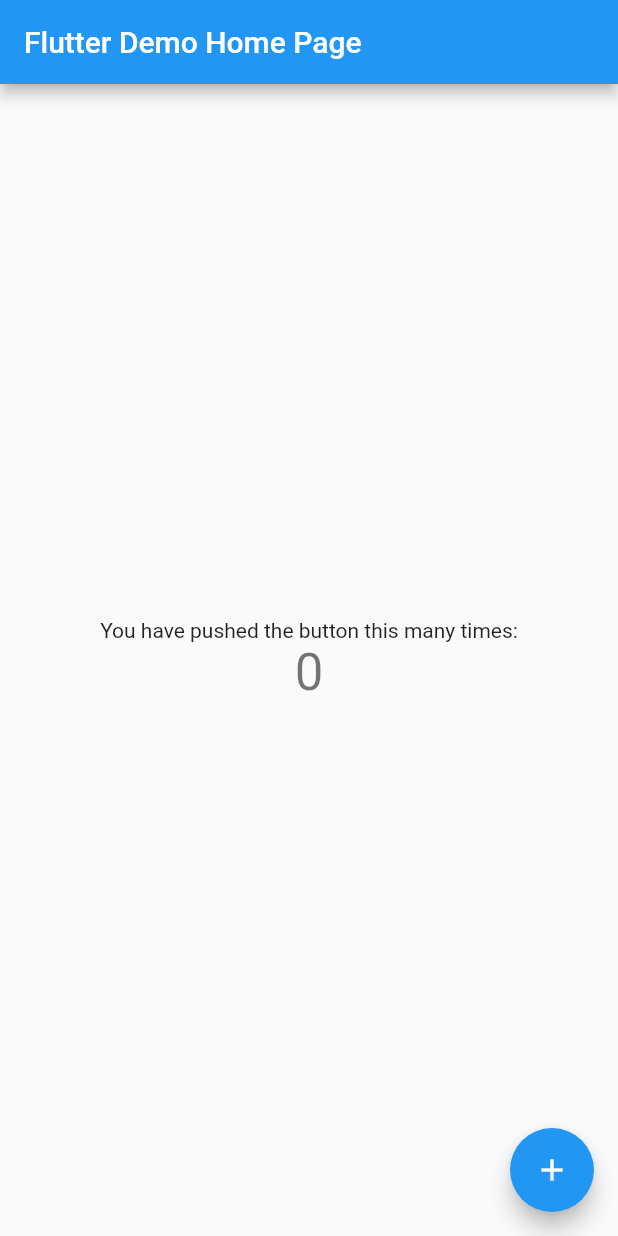
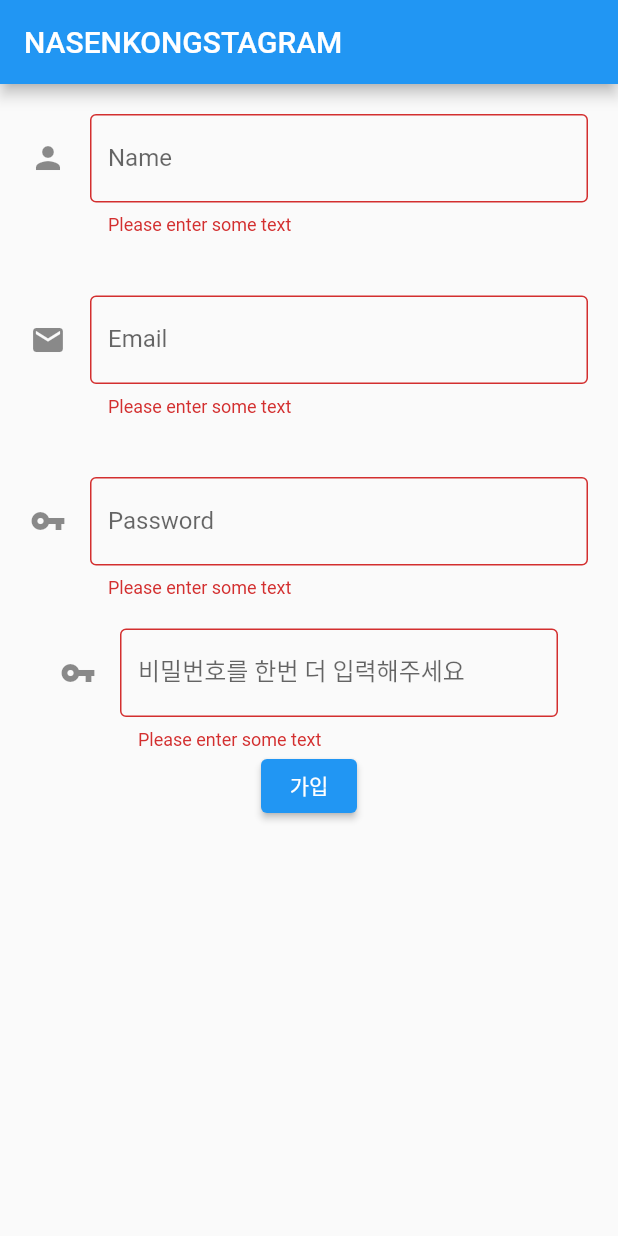
Before and after one commit to Mobile-SNS/frontend, a Flutter app: the screen it shows after launch, on a phone screen of 412 x 824 dp. Run offline on Flutter 3.47's test engine with Material 2 defaults, Android fonts, the phone set to English and light mode, and no system bars.

Commit message:
signup 구현

```diff
--- a/lib/main.dart
+++ b/lib/main.dart
@@ -1,115 +1,21 @@
 import 'package:flutter/material.dart';
 
+import 'signup_page.dart';
+
 void main() {
-  runApp(const MyApp());
+  runApp(new MyApp());
 }
 
 class MyApp extends StatelessWidget {
-  const MyApp({super.key});
-
-  // This widget is the root of your application.
   @override
   Widget build(BuildContext context) {
-    return MaterialApp(
-      title: 'Flutter Demo',
-      theme: ThemeData(
-        // This is the theme of your application.
-        //
-        // Try running your application with "flutter run". You'll see the
-        // application has a blue toolbar. Then, without quitting the app, try
-        // changing the primarySwatch below to Colors.green and then invoke
-        // "hot reload" (press "r" in the console where you ran "flutter run",
-        // or simply save your changes to "hot reload" in a Flutter IDE).
-        // Notice that the counter didn't reset back to zero; the application
-        // is not restarted.
-        primarySwatch: Colors.blue,
+    return new MaterialApp(
+      title: 'signup demo',
+      theme: new ThemeData(
+        primaryColor: Colors.black,
+
       ),
-      home: const MyHomePage(title: 'Flutter Demo Home Page'),
+      home: new SignupPage(),
     );
   }
 }
-
-class MyHomePage extends StatefulWidget {
-  const MyHomePage({super.key, required this.title});
-
-  // This widget is the home page of your application. It is stateful, meaning
-  // that it has a State object (defined below) that contains fields that affect
-  // how it looks.
-
-  // This class is the configuration for the state. It holds the values (in this
-  // case the title) provided by the parent (in this case the App widget) and
-  // used by the build method of the State. Fields in a Widget subclass are
-  // always marked "final".
-
-  final String title;
-
-  @override
-  State<MyHomePage> createState() => _MyHomePageState();
-}
-
-class _MyHomePageState extends State<MyHomePage> {
-  int _counter = 0;
-
-  void _incrementCounter() {
-    setState(() {
-      // This call to setState tells the Flutter framework that something has
-      // changed in this State, which causes it to rerun the build method below
-      // so that the display can reflect the updated values. If we changed
-      // _counter without calling setState(), then the build method would not be
-      // called again, and so nothing would appear to happen.
-      _counter++;
-    });
-  }
-
-  @override
-  Widget build(BuildContext context) {
-    // This method is rerun every time setState is called, for instance as done
-    // by the _incrementCounter method above.
-    //
-    // The Flutter framework has been optimized to make rerunning build methods
-    // fast, so that you can just rebuild anything that needs updating rather
-    // than having to individually change instances of widgets.
-    return Scaffold(
-      appBar: AppBar(
-        // Here we take the value from the MyHomePage object that was created by
-        // the App.build method, and use it to set our appbar title.
-        title: Text(widget.title),
-      ),
-      body: Center(
-        // Center is a layout widget. It takes a single child and positions it
-        // in the middle of the parent.
-        child: Column(
-          // Column is also a layout widget. It takes a list of children and
-          // arranges them vertically. By default, it sizes itself to fit its
-          // children horizontally, and tries to be as tall as its parent.
-          //
-          // Invoke "debug painting" (press "p" in the console, choose the
-          // "Toggle Debug Paint" action from the Flutter Inspector in Android
-          // Studio, or the "Toggle Debug Paint" command in Visual Studio Code)
-          // to see the wireframe for each widget.
-          //
-          // Column has various properties to control how it sizes itself and
-          // how it positions its children. Here we use mainAxisAlignment to
-          // center the children vertically; the main axis here is the vertical
-          // axis because Columns are vertical (the cross axis would be
-          // horizontal).
-          mainAxisAlignment: MainAxisAlignment.center,
-          children: <Widget>[
-            const Text(
-              'You have pushed the button this many times:',
-            ),
-            Text(
-              '$_counter',
-              style: Theme.of(context).textTheme.headline4,
-            ),
-          ],
-        ),
-      ),
-      floatingActionButton: FloatingActionButton(
-        onPressed: _incrementCounter,
-        tooltip: 'Increment',
-        child: const Icon(Icons.add),
-      ), // This trailing comma makes auto-formatting nicer for build methods.
-    );
-  }
-}
--- /dev/null
+++ b/lib/signup_page.dart
@@ -0,0 +1,194 @@
+import 'package:flutter/material.dart';
+
+void main() {
+  runApp(const SignupPage());
+}
+
+class SignupPage extends StatelessWidget {
+  const SignupPage({Key? key}) : super(key: key);
+
+  // This widget is the root of your application.
+  @override
+  Widget build(BuildContext context) {
+    return const MaterialApp(
+      title: 'Signup Demo',
+      home: FormScreen(title: 'NASENKONGSTAGRAM'),
+      color: Colors.white,
+    );
+  }
+}
+
+class FormScreen extends StatefulWidget {
+  const FormScreen({Key? key, required this.title}) : super(key: key);
+  final String title;
+
+  @override
+  State<FormScreen> createState() => _FormScreenState();
+}
+
+class _FormScreenState extends State<FormScreen> {
+  // Create a global key that uniquely identifies the Form widget and allows validation of the form.
+  // Note: This is a GlobalKey<FormState>, not a GlobalKey<MyCustomFormState>.
+  final _formKey = GlobalKey<FormState>();
+
+  String _name = '';
+  String _email = '';
+  String _password = '';
+
+
+  @override
+  Widget build(BuildContext context) {
+    return Scaffold(
+      appBar: AppBar(
+        title: Text(widget.title),
+      ),
+      body: Form(
+        key: _formKey,
+        child: Column(
+          mainAxisAlignment: MainAxisAlignment.start,
+          crossAxisAlignment: CrossAxisAlignment.start,
+          children: [
+            Padding(
+                padding: const EdgeInsets.all(20),
+                child: Column(
+                  children:<Widget> [
+                    TextFormField(
+                      autovalidateMode: AutovalidateMode.always,
+                      decoration: const InputDecoration(
+                        icon: Icon(Icons.person),
+                        labelText: 'Name',
+                        border: OutlineInputBorder(),
+                      ),
+                      onSaved: (value) {
+                        setState(() {
+                          _name = value as String;
+                        });
+                      },
+                      validator: (value) {
+                        if (value == null || value.isEmpty) {
+                          return 'Please enter some text';
+                        }
+                        return null;
+                      },
+                    ),
+                  ],
+                )),
+            Padding(
+                padding: const EdgeInsets.all(20),
+                child: Column(
+                  children:<Widget> [
+                    TextFormField(
+                      autovalidateMode: AutovalidateMode.always,
+                      decoration: const InputDecoration(
+                        icon: Icon(Icons.email),
+                        labelText: 'Email',
+                        hintText: 'eg)hansung@xx.com',
+                        border: OutlineInputBorder(),
+                      ),
+                      onSaved: (value) {
+                        setState(() {
+                          _email = value as String;
+                        });
+                      },
+                      validator: (value) {
+                        if (value == null || value.isEmpty) {
+                          return 'Please enter some text';
+                        }
+                        return null;
+                      },
+                    ),
+                  ],
+                )),
+            Padding(
+                padding: const EdgeInsets.fromLTRB(20, 20, 20, 20),
+                child: Column(
+                  children: <Widget>[
+                    TextFormField(
+                        autovalidateMode: AutovalidateMode.always,
+                        decoration: const InputDecoration(
+                          icon: Icon(Icons.vpn_key),
+                          labelText: 'Password',
+                          hintText: 'eg) very hard key',
+                          border: OutlineInputBorder(),
+                        ),
+                        obscureText: true,// 보안
+                        onSaved: (value) {
+                          setState(() {
+                            _password = value as String;
+                          });
+                        },
+                        validator: (value) {
+                          if (value == null || value.isEmpty) {
+                            return 'Please enter some text';
+                          }
+                          if (value.toString().length < 8) {
+                            return '8자 이상 입력';
+                          }
+                          if (!RegExp('[0-9]').hasMatch(value)) {
+                            return '정규식';
+                          }
+                          return null;
+                        }
+                      // inputFormatters: [FilteringTextInputFormatter(RegExp('[0-9]'), allow:false), ],
+                      // focusNode: _passwordFocusNode,
+                      // keyboardType: TextInputType.text ,
+                      // obscureText: true,
+                      // decoration: InputDecoration(
+                      //   labelText: "비밀번호",
+                      //   suffixIcon: Icon(Icons.lock),
+                      // ),
+                      // textInputAction: TextInputAction.done,
+                    ),
+                    Padding(
+                        padding: const EdgeInsets.fromLTRB(20, 20, 20, 20),
+                        child: Column(
+                          children: <Widget>[
+                    TextFormField(
+                      autovalidateMode: AutovalidateMode.always,
+                      decoration: const InputDecoration(
+                          icon: Icon(Icons.vpn_key),
+                          labelText: "비밀번호를 한번 더 입력해주세요",
+                          hintText: 'password',
+                          border: OutlineInputBorder()
+                      ),
+                      obscureText: true,
+                      onSaved: (value) {
+                        setState(() {
+                          _password = value as String;
+                        });
+                      },// 비밀번호를 적을때 안보이도록
+                      validator: (value) {
+                        if(value == null || value.isEmpty){
+                          return 'Please enter some text';
+                        }
+                        if (value != _password ) {
+                          return "비밀번호가 일치하지 않습니다.";
+                        }
+                        return null;
+                      },
+                    ),
+                    ElevatedButton(
+                      onPressed: () {
+                        // Validate returns true if the form is valid, or false otherwise.
+                        if (_formKey.currentState!.validate()) {
+                          // validation 이 성공하면 폼 저장하기
+                          _formKey.currentState!.save();
+
+                          // If the form is valid, display a SnackBar. In the real world,
+                          // you'd often call a server or save the information in a database.
+                          ScaffoldMessenger.of(context).showSnackBar(
+                            SnackBar(content: Text(_name+ '/'+ _email + '/' + _password)),
+                          );
+                        }
+                      },
+                      child: const Text('가입'),
+                    ),
+                  ],
+                )),
+          ],
+        ),),
+      ],
+        )),
+    );
+  }
+}
```
Also changed, not shown: 1 other file.
